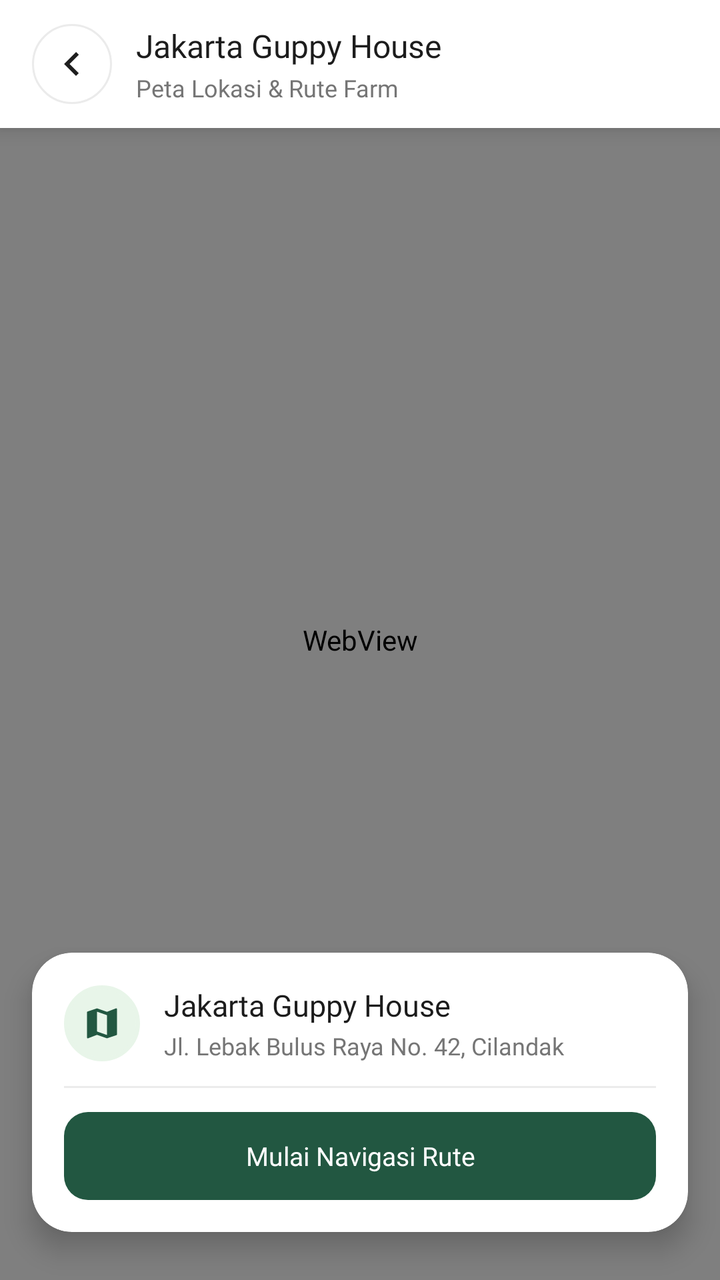
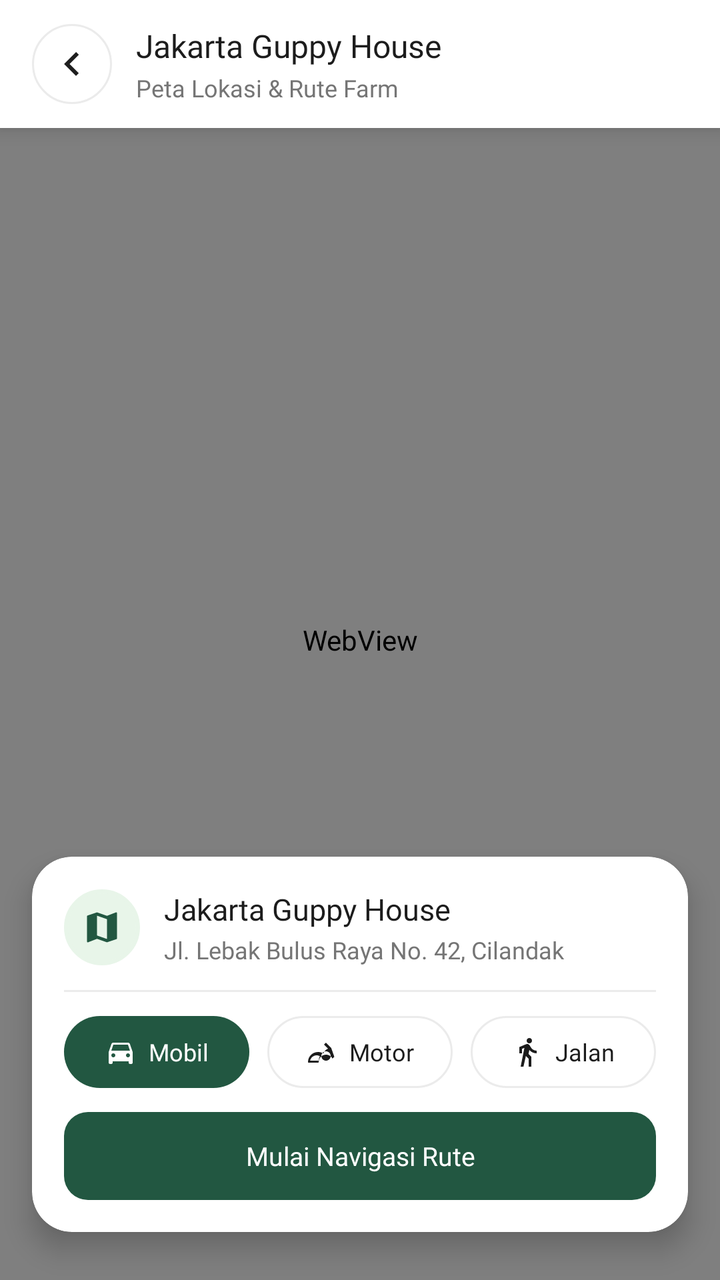

Before-and-after screenshots of an Android layout around one commit, followed by the original layout XML and the change that was made.
<!-- AndroidManifest.xml: application theme Theme.GuppyMarketIDN -->
<!-- res/layout/activity_farm_map.xml -->
<?xml version="1.0" encoding="utf-8"?>
<RelativeLayout
    xmlns:android="http://schemas.android.com/apk/res/android"
    xmlns:app="http://schemas.android.com/apk/res-auto"
    xmlns:tools="http://schemas.android.com/tools"
    android:id="@+id/main"
    android:layout_width="match_parent"
    android:layout_height="match_parent"
    android:background="#F8F9FA"
    tools:context=".menuHome.FarmMapActivity">

    
    <WebView
        android:id="@+id/webViewFarmMap"
        android:layout_width="match_parent"
        android:layout_height="match_parent" />

    
    <LinearLayout
        android:id="@+id/topBarFarmMap"
        android:layout_width="match_parent"
        android:layout_height="wrap_content"
        android:layout_alignParentTop="true"
        android:background="@color/white"
        android:elevation="6dp"
        android:paddingHorizontal="16dp"
        android:paddingTop="12dp"
        android:paddingBottom="12dp"
        android:gravity="center_vertical"
        android:orientation="horizontal">

        <ImageView
            android:id="@+id/btnBackFarmMap"
            android:layout_width="40dp"
            android:layout_height="40dp"
            android:background="@drawable/bg_circle_white_stroke"
            android:src="@drawable/ic_chevron_left"
            android:padding="8dp"
            android:clickable="true"
            android:focusable="true"/>

        <LinearLayout
            android:layout_width="0dp"
            android:layout_height="wrap_content"
            android:layout_weight="1"
            android:layout_marginStart="12dp"
            android:orientation="vertical">

            <TextView
                android:id="@+id/tvFarmMapTitle"
                android:layout_width="wrap_content"
                android:layout_height="wrap_content"
                android:fontFamily="@font/inter_bold"
                android:text="Jakarta Guppy House"
                android:textColor="@color/guppy_text_black"
                android:textSize="16sp" />

            <TextView
                android:layout_width="wrap_content"
                android:layout_height="wrap_content"
                android:layout_marginTop="2dp"
                android:fontFamily="@font/inter_regular"
                android:text="Peta Lokasi &amp; Rute Farm"
                android:textColor="@color/guppy_text_gray"
                android:textSize="12sp" />
        </LinearLayout>
    </LinearLayout>

    
    <androidx.cardview.widget.CardView
        android:id="@+id/cardFarmMapInfo"
        android:layout_width="match_parent"
        android:layout_height="wrap_content"
        android:layout_alignParentBottom="true"
        android:layout_marginHorizontal="16dp"
        android:layout_marginBottom="24dp"
        app:cardCornerRadius="20dp"
        app:cardElevation="8dp"
        app:cardBackgroundColor="@color/white">

        <LinearLayout
            android:layout_width="match_parent"
            android:layout_height="wrap_content"
            android:orientation="vertical"
            android:padding="16dp">

            <LinearLayout
                android:layout_width="match_parent"
                android:layout_height="wrap_content"
                android:gravity="center_vertical"
                android:orientation="horizontal">

                <ImageView
                    android:layout_width="38dp"
                    android:layout_height="38dp"
                    android:background="@drawable/bg_circle_image"
                    android:backgroundTint="#E8F5E9"
                    android:src="@drawable/ic_map_fill"
                    android:padding="9dp"
                    app:tint="@color/guppy_primary"/>

                <LinearLayout
                    android:layout_width="0dp"
                    android:layout_weight="1"
                    android:layout_height="wrap_content"
                    android:layout_marginStart="12dp"
                    android:orientation="vertical">

                    <TextView
                        android:id="@+id/tvFarmMapCardName"
                        android:layout_width="wrap_content"
                        android:layout_height="wrap_content"
                        android:text="Jakarta Guppy House"
                        android:textColor="@color/guppy_text_black"
                        android:fontFamily="@font/inter_bold"
                        android:textSize="15sp"/>

                    <TextView
                        android:id="@+id/tvFarmMapCardAddress"
                        android:layout_width="wrap_content"
                        android:layout_height="wrap_content"
                        android:layout_marginTop="2dp"
                        android:text="Jl. Lebak Bulus Raya No. 42, Cilandak"
                        android:textColor="@color/guppy_text_gray"
                        android:fontFamily="@font/inter_regular"
                        android:textSize="12sp"/>
                </LinearLayout>
            </LinearLayout>

            <View
                android:layout_width="match_parent"
                android:layout_height="1dp"
                android:layout_marginVertical="12dp"
                android:background="@color/guppy_stroke"/>

            
            <LinearLayout
                android:layout_width="match_parent"
                android:layout_height="wrap_content"
                android:orientation="horizontal">

                <TextView
                    android:id="@+id/btnFarmMapStartNav"
                    android:layout_width="0dp"
                    android:layout_weight="1"
                    android:layout_height="44dp"
                    android:background="@drawable/bg_btn_primary"
                    android:text="Mulai Navigasi Rute"
                    android:textColor="@color/white"
                    android:fontFamily="@font/inter_bold"
                    android:textSize="13sp"
                    android:gravity="center"
                    android:clickable="true"
                    android:focusable="true"/>
            </LinearLayout>
        </LinearLayout>
    </androidx.cardview.widget.CardView>

</RelativeLayout>
<!-- resources referenced by this layout -->
<resources>
  <color name="guppy_primary">#225741</color>
  <color name="guppy_stroke">#EBEBEB</color>
  <color name="guppy_text_black">#1C1C1C</color>
  <color name="guppy_text_gray">#757575</color>
  <color name="white">#FFFFFFFF</color>
  <!-- drawable bg_btn_primary (drawable) -->
  <?xml version="1.0" encoding="utf-8"?>
  <shape xmlns:android="http://schemas.android.com/apk/res/android">
      <solid android:color="@color/guppy_primary" />
      <corners android:radius="12dp" />
  </shape>
  <!-- drawable bg_circle_image (drawable) -->
  <?xml version="1.0" encoding="utf-8"?>
  <shape xmlns:android="http://schemas.android.com/apk/res/android" android:shape="oval">
      <solid android:color="@color/guppy_stroke" />
      <stroke android:width="2dp" android:color="@color/guppy_primary" />
  </shape>
  <!-- drawable bg_circle_white_stroke (drawable) -->
  <?xml version="1.0" encoding="utf-8"?>
  <shape xmlns:android="http://schemas.android.com/apk/res/android" android:shape="oval">
      <solid android:color="@color/white" />
      <stroke android:width="1dp" android:color="@color/guppy_stroke" />
  </shape>
  <style name="Theme.GuppyMarketIDN" parent="Base.Theme.GuppyMarketIDN" />
  <color name="guppy_background">#F7F7F7</color>
  <!-- unchanged entries left out for length: 3 -->
</resources>

<!-- the commit's change to res/layout/activity_farm_map.xml (unified diff, before → after) -->
@@ -137,6 +137,102 @@
             <LinearLayout
                 android:layout_width="match_parent"
                 android:layout_height="wrap_content"
+                android:orientation="horizontal"
+                android:layout_marginBottom="12dp"
+                android:gravity="center">
+
+                
+                <LinearLayout
+                    android:id="@+id/chipFarmModeCar"
+                    android:layout_width="0dp"
+                    android:layout_weight="1"
+                    android:layout_height="36dp"
+                    android:background="@drawable/bg_filter_green"
+                    android:gravity="center"
+                    android:orientation="horizontal"
+                    android:layout_marginEnd="6dp"
+                    android:clickable="true"
+                    android:focusable="true">
+                    <ImageView
+                        android:id="@+id/icFarmModeCar"
+                        android:layout_width="16dp"
+                        android:layout_height="16dp"
+                        android:src="@drawable/ic_mode_car"
+                        app:tint="@color/white"/>
+                    <TextView
+                        android:id="@+id/tvFarmModeCar"
+                        android:layout_width="wrap_content"
+                        android:layout_height="wrap_content"
+                        android:layout_marginStart="6dp"
+                        android:text="Mobil"
+                        android:textColor="@color/white"
+                        android:fontFamily="@font/inter_semi_bold"
+                        android:textSize="12sp"/>
+                </LinearLayout>
+
+                
+                <LinearLayout
+                    android:id="@+id/chipFarmModeMotor"
+                    android:layout_width="0dp"
+                    android:layout_weight="1"
+                    android:layout_height="36dp"
+                    android:background="@drawable/bg_chip_outline"
+                    android:gravity="center"
+                    android:orientation="horizontal"
+                    android:layout_marginHorizontal="3dp"
+                    android:clickable="true"
+                    android:focusable="true">
+                    <ImageView
+                        android:id="@+id/icFarmModeMotor"
+                        android:layout_width="16dp"
+                        android:layout_height="16dp"
+                        android:src="@drawable/ic_mode_motor"
+                        app:tint="@color/guppy_text_black"/>
+                    <TextView
+                        android:id="@+id/tvFarmModeMotor"
+                        android:layout_width="wrap_content"
+                        android:layout_height="wrap_content"
+                        android:layout_marginStart="6dp"
+                        android:text="Motor"
+                        android:textColor="@color/guppy_text_black"
+                        android:fontFamily="@font/inter_medium"
+                        android:textSize="12sp"/>
+                </LinearLayout>
+
+                
+                <LinearLayout
+                    android:id="@+id/chipFarmModeWalk"
+                    android:layout_width="0dp"
+                    android:layout_weight="1"
+                    android:layout_height="36dp"
+                    android:background="@drawable/bg_chip_outline"
+                    android:gravity="center"
+                    android:orientation="horizontal"
+                    android:layout_marginStart="6dp"
+                    android:clickable="true"
+                    android:focusable="true">
+                    <ImageView
+                        android:id="@+id/icFarmModeWalk"
+                        android:layout_width="16dp"
+                        android:layout_height="16dp"
+                        android:src="@drawable/ic_mode_walk"
+                        app:tint="@color/guppy_text_black"/>
+                    <TextView
+                        android:id="@+id/tvFarmModeWalk"
+                        android:layout_width="wrap_content"
+                        android:layout_height="wrap_content"
+                        android:layout_marginStart="6dp"
+                        android:text="Jalan"
+                        android:textColor="@color/guppy_text_black"
+                        android:fontFamily="@font/inter_medium"
+                        android:textSize="12sp"/>
+                </LinearLayout>
+            </LinearLayout>
+
+            
+            <LinearLayout
+                android:layout_width="match_parent"
+                android:layout_height="wrap_content"
                 android:orientation="horizontal">
 
                 <TextView
<!-- resource entries referenced after the edit -->
@@ -11,6 +11,13 @@
       <solid android:color="@color/guppy_primary" />
       <corners android:radius="12dp" />
   </shape>
+  <!-- drawable bg_chip_outline (drawable) -->
+  <?xml version="1.0" encoding="utf-8"?>
+  <shape xmlns:android="http://schemas.android.com/apk/res/android">
+      <solid android:color="@color/white" />
+      <stroke android:width="1dp" android:color="@color/guppy_stroke" />
+      <corners android:radius="20dp" />
+  </shape>
   <!-- drawable bg_circle_image (drawable) -->
   <?xml version="1.0" encoding="utf-8"?>
   <shape xmlns:android="http://schemas.android.com/apk/res/android" android:shape="oval">
@@ -23,6 +30,42 @@
       <solid android:color="@color/white" />
       <stroke android:width="1dp" android:color="@color/guppy_stroke" />
   </shape>
+  <!-- drawable bg_filter_green (drawable) -->
+  <?xml version="1.0" encoding="utf-8"?>
+  <shape xmlns:android="http://schemas.android.com/apk/res/android">
+      <solid android:color="@color/guppy_primary" />
+      <corners android:radius="20dp" />
+  </shape>
+  <!-- drawable ic_mode_car (drawable) -->
+  <vector xmlns:android="http://schemas.android.com/apk/res/android"
+      android:width="24dp"
+      android:height="24dp"
+      android:viewportWidth="24"
+      android:viewportHeight="24">
+    <path
+        android:fillColor="#FFFFFF"
+        android:pathData="M18.92,6.01C18.72,5.42 18.16,5 17.5,5h-11c-0.66,0 -1.22,0.42 -1.42,1.01L3,12v8c0,0.55 0.45,1 1,1h1c0.55,0 1,-0.45 1,-1v-1h12v1c0,0.55 0.45,1 1,1h1c0.55,0 1,-0.45 1,-1v-8l-2.08,-5.99zM6.5,16c-0.83,0 -1.5,-0.67 -1.5,-1.5S5.67,13 6.5,13s1.5,0.67 1.5,1.5S7.33,16 6.5,16zM17.5,16c-0.83,0 -1.5,-0.67 -1.5,-1.5s0.67,-1.5 1.5,-1.5 1.5,0.67 1.5,1.5 -0.67,1.5 -1.5,1.5zM5,11l1.5,-4.5h11L19,11H5z"/>
+  </vector>
+  <!-- drawable ic_mode_motor (drawable) -->
+  <vector xmlns:android="http://schemas.android.com/apk/res/android"
+      android:width="24dp"
+      android:height="24dp"
+      android:viewportWidth="24"
+      android:viewportHeight="24">
+    <path
+        android:fillColor="#FFFFFF"
+        android:pathData="M19.44,9.03L15.42,5.01L14,6.43L17.02,9.45C15.43,10.15 14.16,11.45 13.52,13.08C12.39,12.39 11.02,12 9.5,12C5.36,12 2,15.36 2,19.5C2,19.78 2.22,20 2.5,20H9.5C9.78,20 10,19.78 10,19.5C10,16.46 12.46,14 15.5,14C17.61,14 19.43,15.19 20.35,16.92L21.72,15.55L19.44,9.03ZM9.5,18.5H3.58C4.08,16.2 6.1,14.5 8.5,14.5C9.4,14.5 10.23,14.77 10.94,15.24C10.34,16.19 10,17.3 10,18.5H9.5ZM15.5,18.5C13.57,18.5 12,16.93 12,15C12,13.07 13.57,11.5 15.5,11.5C17.43,11.5 19,13.07 19,15C19,16.93 17.43,18.5 15.5,18.5Z"/>
+  </vector>
+  <!-- drawable ic_mode_walk (drawable) -->
+  <vector xmlns:android="http://schemas.android.com/apk/res/android"
+      android:width="24dp"
+      android:height="24dp"
+      android:viewportWidth="24"
+      android:viewportHeight="24">
+    <path
+        android:fillColor="#FFFFFF"
+        android:pathData="M13.5,5.5c1.1,0 2,-0.9 2,-2s-0.9,-2 -2,-2 -2,0.9 -2,2 0.9,2 2,2zM9.8,8.9L7,23h2.1l1.8,-8 2.1,2v6h2v-7.5l-2.1,-2 0.6,-3c1.3,1.5 3.3,2.5 5.5,2.5v-2c-1.9,0 -3.5,-1 -4.3,-2.4l-1,-1.6c-0.4,-0.6 -1,-1 -1.7,-1 -0.3,0 -0.5,0.1 -0.8,0.1L6,8.3V13h2V9.6l1.8,-0.7z"/>
+  </vector>
   <style name="Theme.GuppyMarketIDN" parent="Base.Theme.GuppyMarketIDN" />
   <color name="guppy_background">#F7F7F7</color>
   <!-- unchanged entries left out for length: 3 -->
